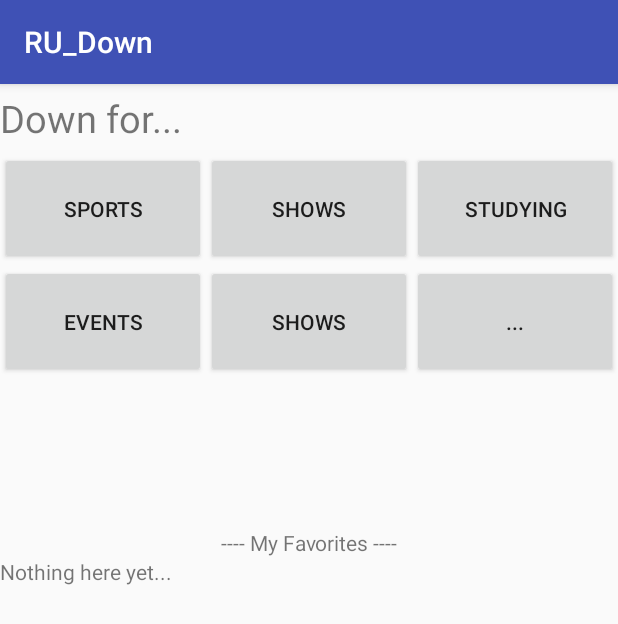
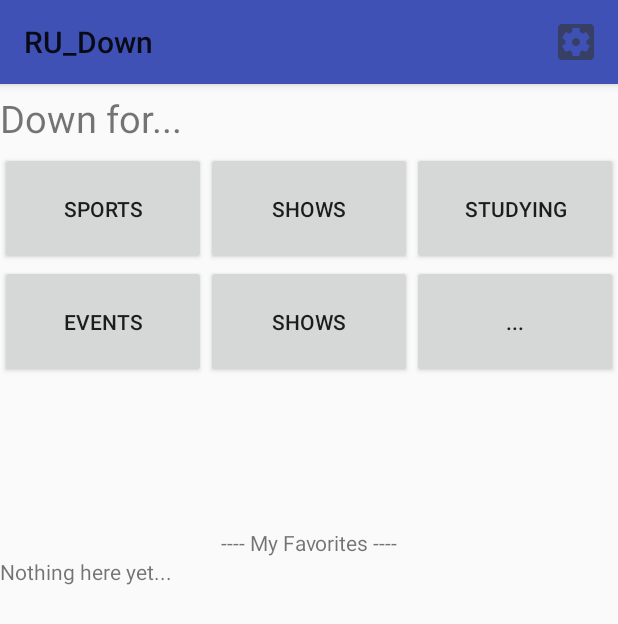
Before and after one commit to JonathanZelaya/RU_Down, an Android app: the screen it shows after launch (MainActivity), on a phone screen of 412 x 824 dp. Shown: the top 624 px of the screen. Run offline under Robolectric (Android 15) with nearby library versions, the phone set to English and light mode, and no system bars; our stand-ins replace Firebase (no records; nobody signed in at launch, a user with empty details on screens opened directly).

Commit message:
removed most warnings

```diff
--- a/app/src/main/AndroidManifest.xml
+++ b/app/src/main/AndroidManifest.xml
@@ -20,7 +20,7 @@
         </activity>
         <activity android:name=".WaitingRoomActivity">
         </activity>
-        <activity android:name=".settings">
+        <activity android:name=".SettingsActivity">
         </activity>
     </application>
 
--- a/app/src/main/res/layout/activity_main.xml
+++ b/app/src/main/res/layout/activity_main.xml
@@ -1,9 +1,16 @@
 <?xml version="1.0" encoding="utf-8"?>
-
 <LinearLayout xmlns:android="http://schemas.android.com/apk/res/android"
               android:orientation="vertical"
               android:layout_width="match_parent"
               android:layout_height="match_parent">
+
+    <android.support.v7.widget.Toolbar
+        android:id="@+id/my_toolbar"
+        android:layout_width="match_parent"
+        android:layout_height="?attr/actionBarSize"
+        android:background="?attr/colorPrimary"
+        android:elevation="4dp"
+        android:theme="@style/ThemeOverlay.AppCompat.ActionBar"/>
 
     <View
         android:layout_width="match_parent"
--- /dev/null
+++ b/app/src/main/res/menu/menu.xml
@@ -0,0 +1,17 @@
+<menu xmlns:android="http://schemas.android.com/apk/res/android"
+      xmlns:app="http://schemas.android.com/apk/res-auto"
+    >
+
+    <!-- "Mark Favorite", should appear as action button if possible -->
+    <item
+        android:id="@+id/action_settings"
+        android:icon="@drawable/ic_action_name"
+        android:title="Settings"
+        app:showAsAction="ifRoom"/>
+
+    <!-- Settings, should always be in the overflow
+    <item android:id="@+id/action_settings"
+          android:title="@string/action_settings"
+          app:showAsAction="never"/>-->
+
+</menu>
--- a/app/src/main/res/values/strings.xml
+++ b/app/src/main/res/values/strings.xml
@@ -11,7 +11,6 @@
         <item>No Preference</item>
         <item>Male</item>
         <item>Female</item>
-        <item>Male</item>
 
     </string-array>
 </resources>
--- a/app/src/main/res/values/styles.xml
+++ b/app/src/main/res/values/styles.xml
@@ -1,7 +1,7 @@
 <resources>
 
     <!-- Base application theme. -->
-    <style name="AppTheme" parent="Theme.AppCompat.Light.DarkActionBar">
+    <style name="AppTheme" parent="Theme.AppCompat.Light.NoActionBar">
         <!-- Customize your theme here. -->
         <item name="colorPrimary">@color/colorPrimary</item>
         <item name="colorPrimaryDark">@color/colorPrimaryDark</item>
```
Also changed, not shown: app/src/main/java/jjkk/ru_down/MainActivity.java (+99 -5 lines), app/src/main/java/jjkk/ru_down/SettingsActivity.java (added, +82 -0 lines), app/src/main/java/jjkk/ru_down/settings.java (deleted, +0 -13 lines), app/src/main/res/layout/activity_settings.xml (+17 -4 lines), app/src/main/res/drawable-hdpi/ic_action_name.png (added), app/src/main/res/drawable-mdpi/ic_action_name.png (added), app/src/main/res/drawable-xhdpi/ic_action_name.png (added), app/src/main/res/drawable-xxhdpi/ic_action_name.png (added).
